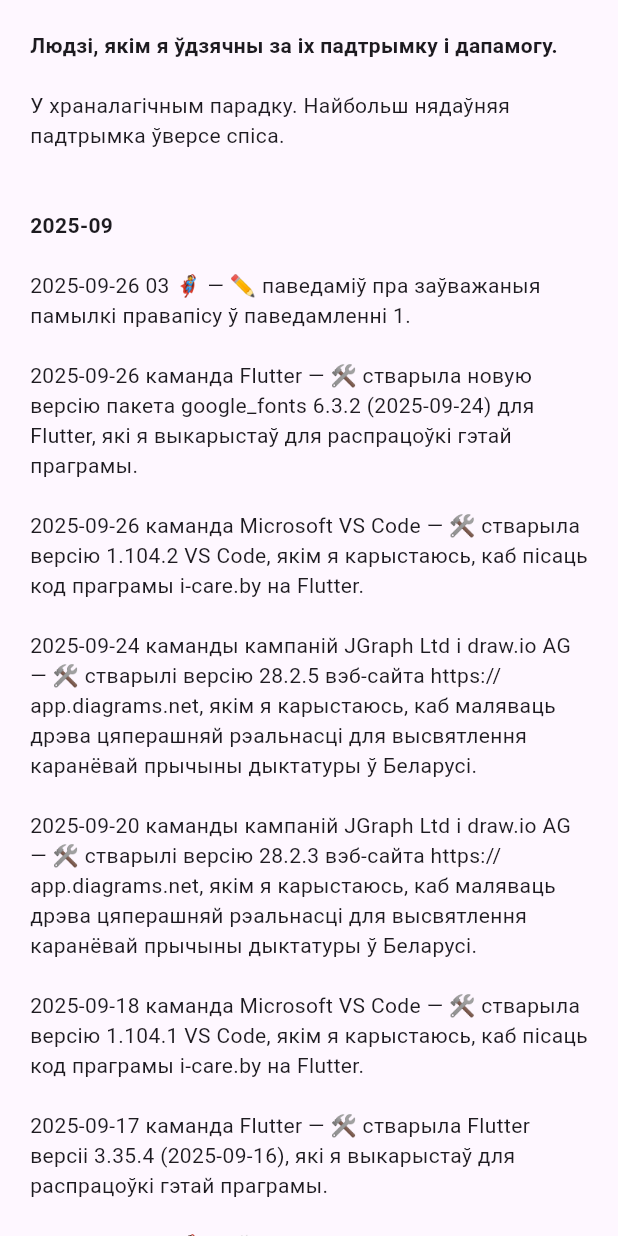
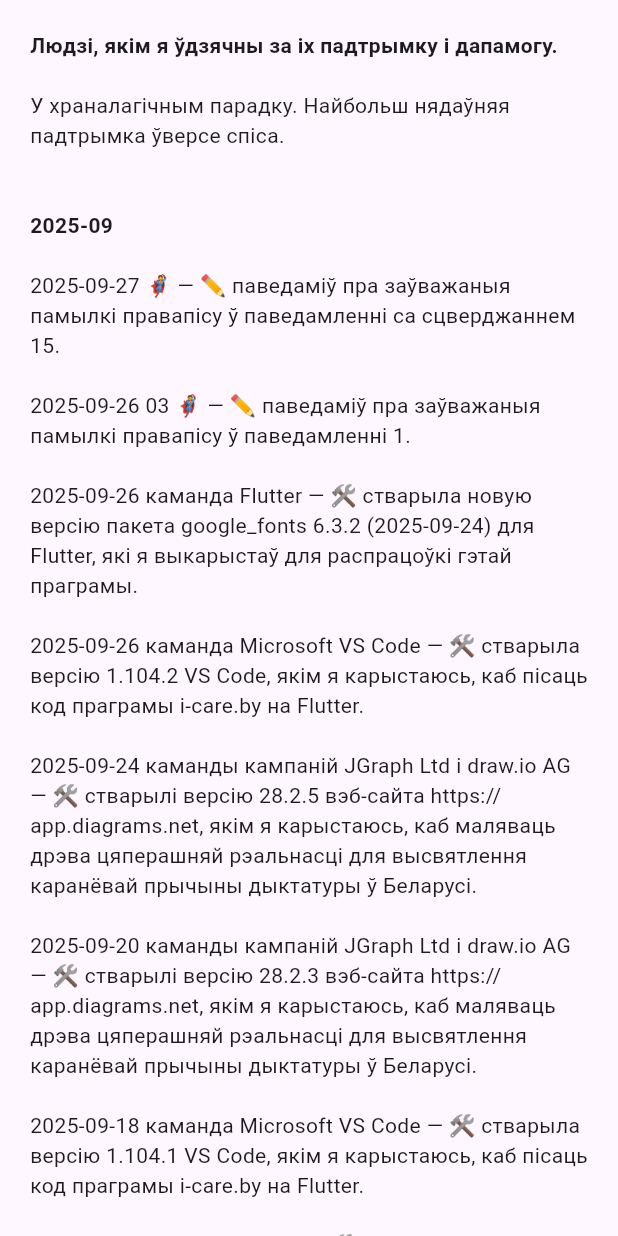
Before and after one commit to mshurkaeu-public/i-care.by, a Flutter app: the MyGratitude widget shown alone on an empty page, opened directly, on a phone screen of 412 x 824 dp. Run offline on Flutter 3.47's test engine with Material 3 defaults, Android fonts, the phone set to English and light mode, and no system bars; our stand-ins replace carousel_slider, expandable_text, google_fonts, package_info_plus, photo_view, web; missing offline and left inert: multi_split_view; generated files the repository leaves out were written again.

Commit message:
Fix spelling errors in statement 15 and comments to that
and record my gratitude to the person who reported the errors.

```diff
--- a/i-care.by-app/lib/l10n/app_be.arb
+++ b/i-care.by-app/lib/l10n/app_be.arb
@@ -1805,6 +1805,10 @@
   "@aboutMyGratitude_2025_09_26_03": {
     "description": "Text for 2025-09-26 03 🦸 on the \"my gratitude\" tab on the \"About\" page."
   },
+  "aboutMyGratitude_2025_09_27_01": "\n2025-09-27 🦸 — ✏️ паведаміў пра заўважаныя памылкі правапісу ў паведамленні са сцверджаннем 15.\n",
+  "@aboutMyGratitude_2025_09_27_01": {
+    "description": "Text for 2025-09-27 🦸 on the \"my gratitude\" tab on the \"About\" page."
+  },
   "aboutMyGratitude_2025_09_title": "\n\n2025-09\n",
   "@aboutMyGratitude_2025_09_title": {
     "description": "Title for 2025-09 list/text on the \"my gratitude\" tab on the \"About\" page."
--- a/i-care.by-app/lib/my_gratitude.dart
+++ b/i-care.by-app/lib/my_gratitude.dart
@@ -26,6 +26,9 @@ class MyGratitude extends StatelessWidget {
               TextSpan(
                 text: l10n.aboutMyGratitude_2025_09_title,
                 style: titleStyle,
+              ),
+              TextSpan(
+                text: l10n.aboutMyGratitude_2025_09_27_01,
               ),
               TextSpan(
                 text: l10n.aboutMyGratitude_2025_09_26_03,
```
Also changed, not shown: 1 other file.
